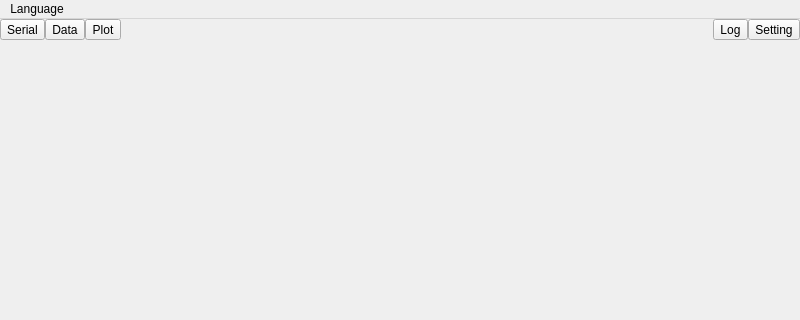
MRsoymilk/MySerial, file src/main/mainwindow.ui: the form before one commit; both pictures show x 0 to 800 and y 0 to 320 of the 800 by 600 pixel window.
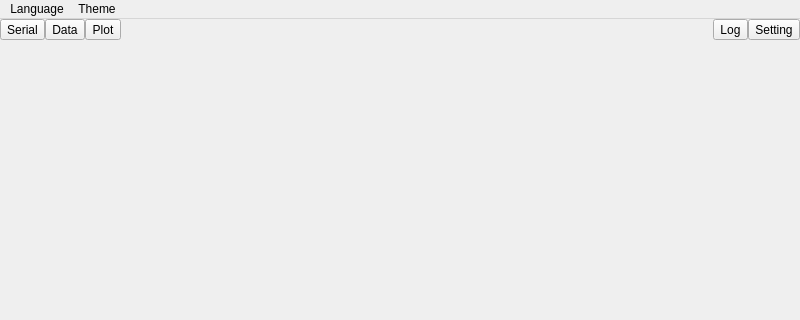
The form after the commit.

Patch:
```diff
--- a/src/main/mainwindow.ui
+++ b/src/main/mainwindow.ui
@@ -104,7 +104,17 @@
     <addaction name="action_zh_simple"/>
     <addaction name="action_zh_traditional"/>
    </widget>
+   <widget class="QMenu" name="menuTheme">
+    <property name="title">
+     <string>Theme</string>
+    </property>
+    <addaction name="actionLite"/>
+    <addaction name="actionDark"/>
+    <addaction name="actionOSX_Lite"/>
+    <addaction name="actionOSX_Dark"/>
+   </widget>
    <addaction name="menuLanguage"/>
+   <addaction name="menuTheme"/>
   </widget>
   <widget class="QStatusBar" name="statusbar"/>
   <action name="action_en">
```
Left out of the diff: 20 changed lines with no effect on the pictures.
